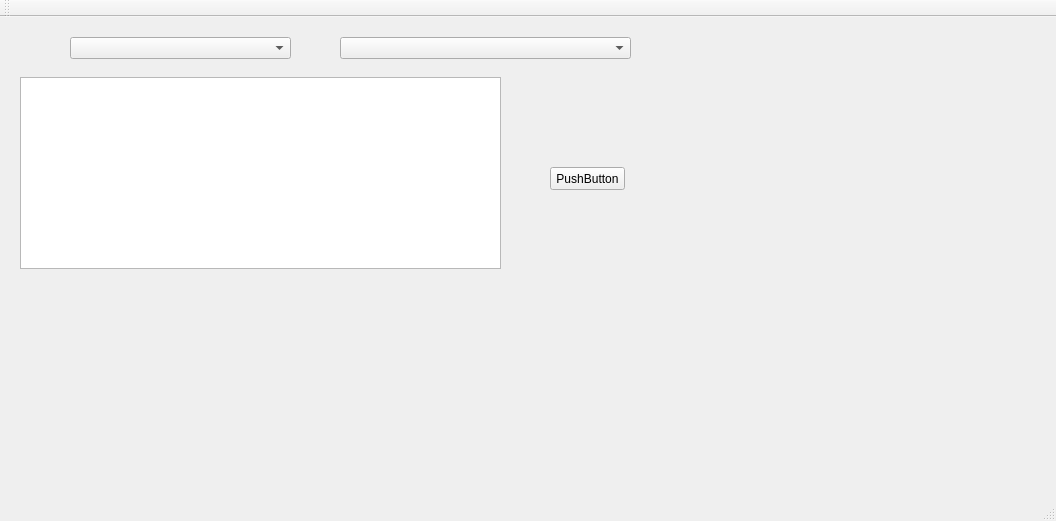
First picture: the form in mainwindow.ui, repository Barlend/StudBd, before the edit.
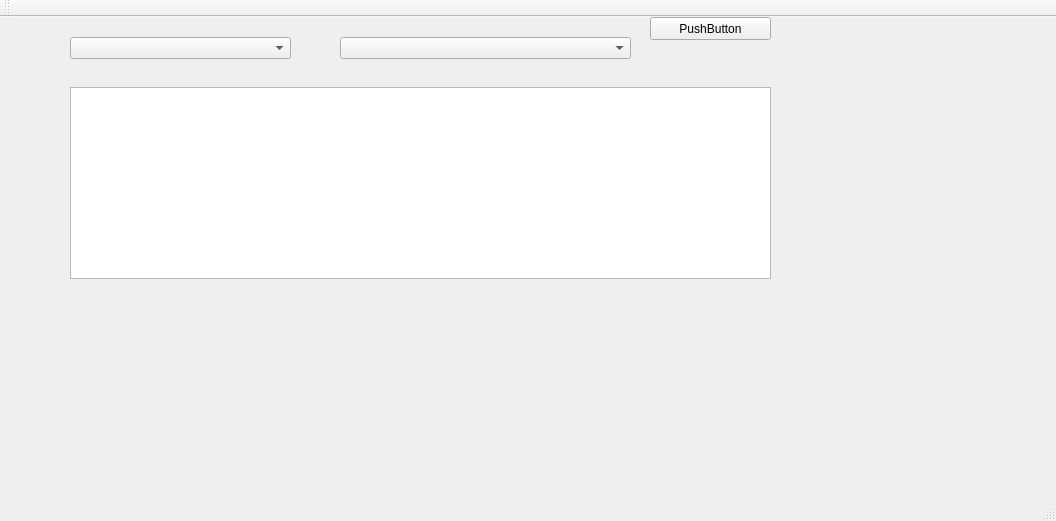
Second picture: the form after the edit.

Diff of the .ui file:
```diff
--- a/mainwindow.ui
+++ b/mainwindow.ui
@@ -14,22 +14,12 @@
    <string>MainWindow</string>
   </property>
   <widget class="QWidget" name="centralWidget">
-   <widget class="QTableWidget" name="tableWidget">
-    <property name="geometry">
-     <rect>
-      <x>20</x>
-      <y>60</y>
-      <width>481</width>
-      <height>192</height>
-     </rect>
-    </property>
-   </widget>
    <widget class="QPushButton" name="pushButton">
     <property name="geometry">
      <rect>
-      <x>550</x>
-      <y>150</y>
-      <width>75</width>
+      <x>650</x>
+      <y>0</y>
+      <width>121</width>
       <height>23</height>
      </rect>
     </property>
@@ -70,6 +60,16 @@
      </rect>
     </property>
    </widget>
+   <widget class="QTableView" name="tableView">
+    <property name="geometry">
+     <rect>
+      <x>70</x>
+      <y>70</y>
+      <width>701</width>
+      <height>192</height>
+     </rect>
+    </property>
+   </widget>
   </widget>
   <widget class="QMenuBar" name="menuBar">
    <property name="geometry">
```
